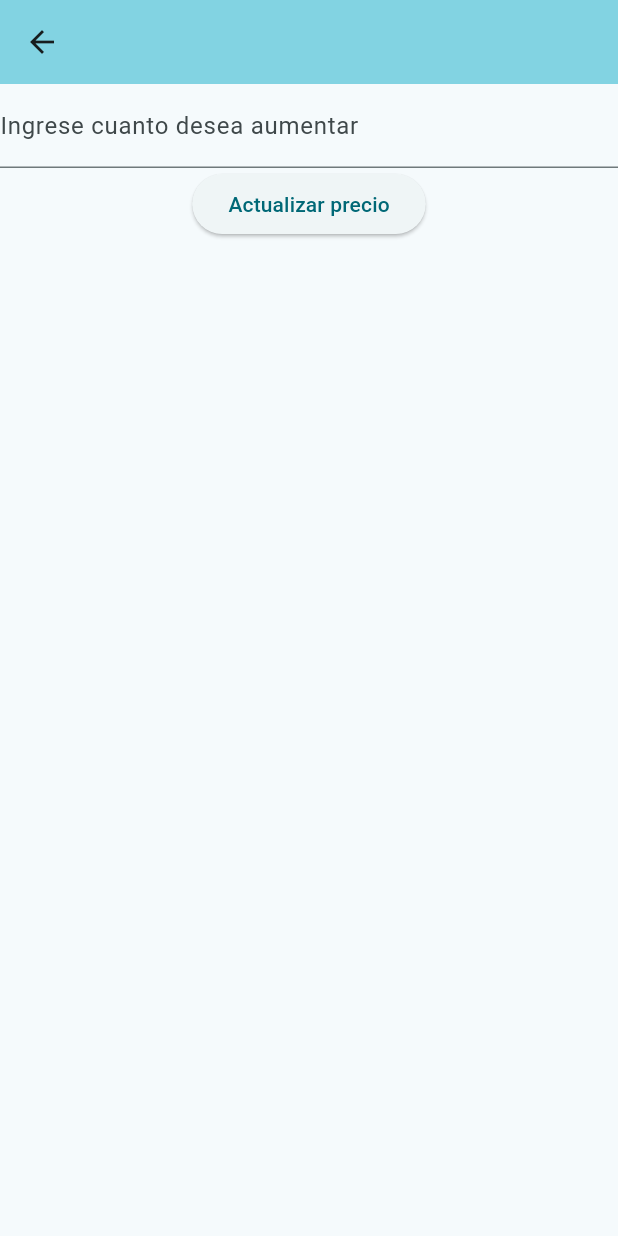
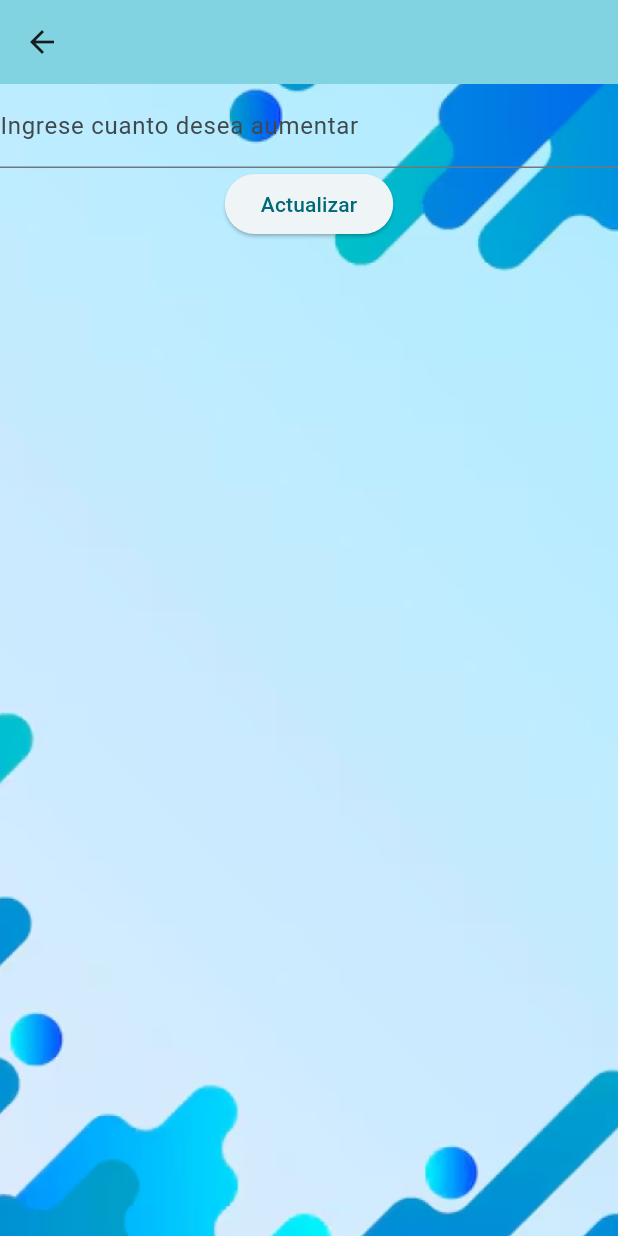
Before and after one commit to Arclust/SIcomercializadoraJA, a Flutter app: the ModifyProductScreen screen opened directly with empty values, after a tap on "Aumentar cantidad", on a phone screen of 412 x 824 dp. Run offline on Flutter 3.47's test engine with Material 3 defaults, Android fonts, the phone set to English and light mode, and no system bars; our stand-ins replace csv, dio, qr_flutter; missing offline and left inert: qr_code_scanner_plus.

Commit message:
cambio funcion
funcion para el fondo

```diff
--- a/flutter_app/lib/main.dart
+++ b/flutter_app/lib/main.dart
@@ -260,7 +260,7 @@ class MyHomePage extends StatefulWidget {
   @override
   _MyHomePageState createState() => _MyHomePageState();
 }
-
+// MENU
 class _MyHomePageState extends State<MyHomePage> {
   @override
   Widget build(BuildContext context) {
@@ -1184,7 +1184,7 @@ class _RequestProductScreenState extends State<RequestProductScreen> {
   Widget build(BuildContext context) {
     return Scaffold(
       backgroundColor: const Color(0xFFB3E5FC), // Fondo similar al de la imagen
-      body: Center(
+      body: BackgroundContainer(
         child: Column(
           children: [
             TextField(
@@ -1272,7 +1272,7 @@ class _ModifyProductScreenState extends State<ModifyProductScreen> {
       appBar: AppBar(
         backgroundColor: Theme.of(context).colorScheme.inversePrimary,
       ),
-      body: Center(
+      body: BackgroundContainer(
         child: Column(
           // ... other widgets
           children: [
@@ -1345,7 +1345,7 @@ class _QuantityModifyProductScreenState extends State<QuantityModifyProductScree
       appBar: AppBar(
         backgroundColor: Theme.of(context).colorScheme.inversePrimary,
       ),
-      body: Center(
+      body: BackgroundContainer(
         child: Column(
           // ... other widgets
           children: [
@@ -1376,7 +1376,7 @@ class _QuantityModifyProductScreenState extends State<QuantityModifyProductScree
                 }
                 Navigator.pop(context);
               },
-              child: const Text('Actualizar precio'),
+              child: const Text('Actualizar'),
             ),
           ],
         ),
@@ -1384,3 +1384,23 @@ class _QuantityModifyProductScreenState extends State<QuantityModifyProductScree
     );
   }
 }
+class BackgroundContainer extends StatelessWidget {
+  final Widget child;
+
+  const BackgroundContainer({super.key, required this.child});
+
+  @override
+  Widget build(BuildContext context) {
+    return Container(
+      width: double.infinity, // Asegura que el contenedor ocupe todo el ancho
+      height: double.infinity, // Asegura que el contenedor ocupe todo el alto
+      decoration: const BoxDecoration(
+        image: DecorationImage(
+          image: AssetImage('assets/images/fondo.png'), // Ruta de tu imagen
+          fit: BoxFit.cover, // Ajusta la imagen para cubrir el contenedor
+        ),
+      ),
+      child: child,
+    );
+  }
+}
```
